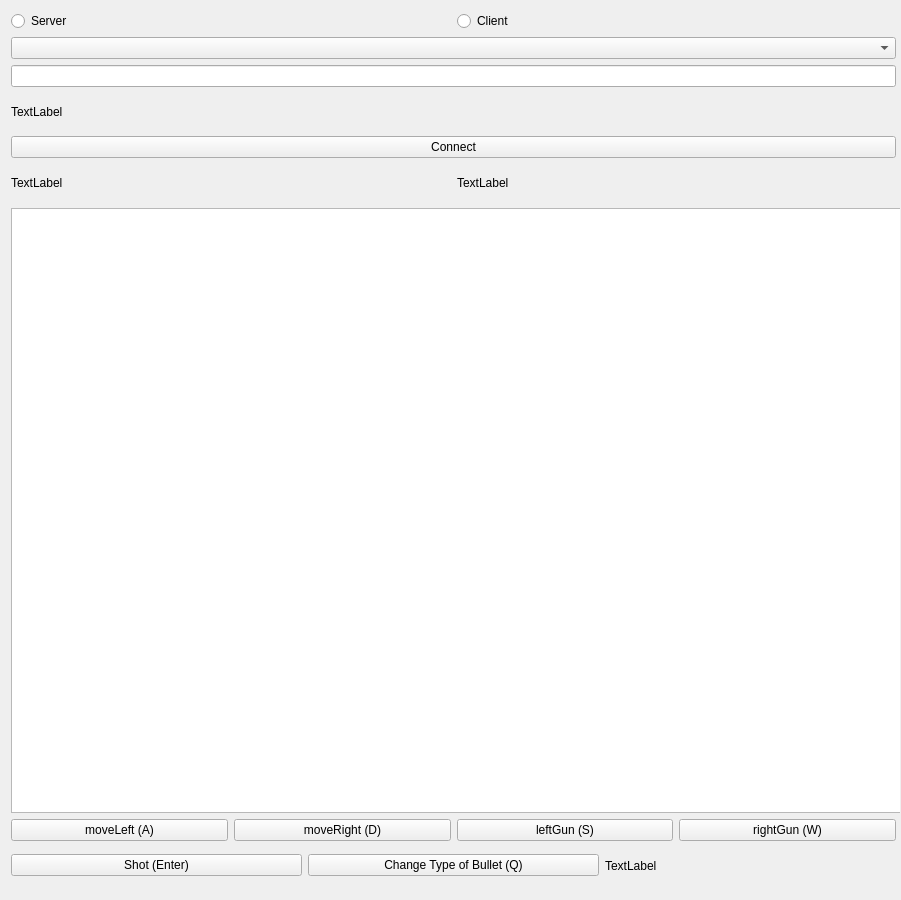
First picture: the form in 3-semester/TanksGame/Tanks/mainwindow.ui, repository kbatoev/SpbSU-Homeworks, before the edit.
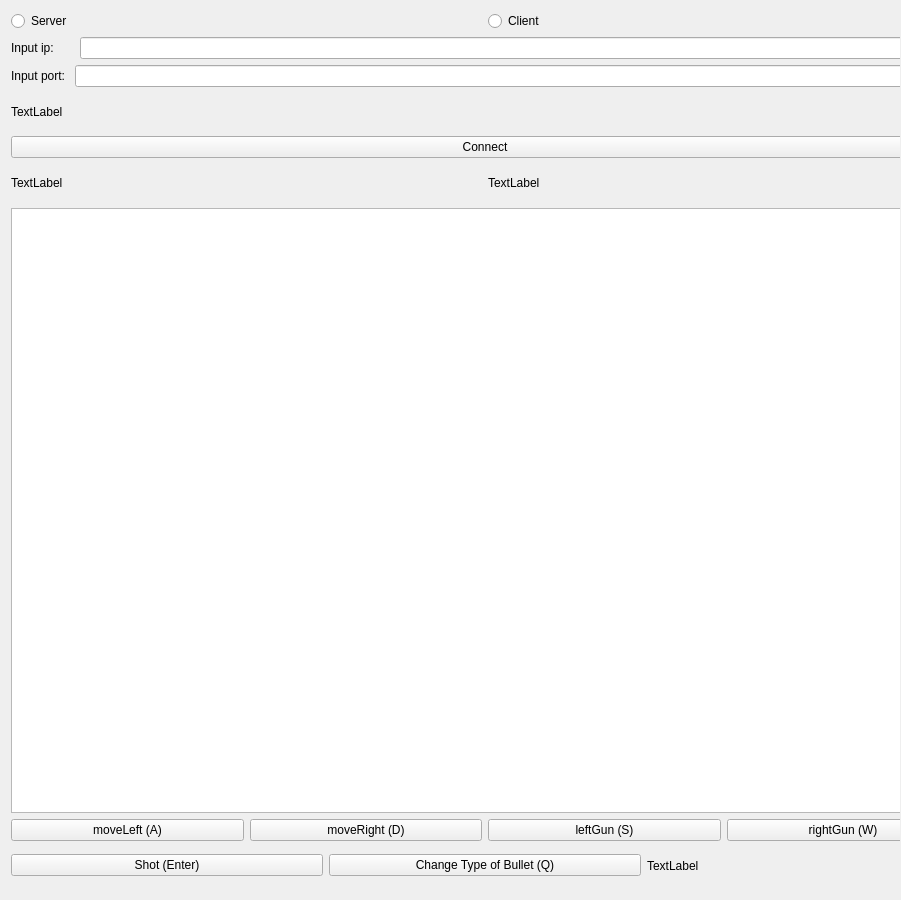
Second picture: the form after the edit.

Commit message: Changed UI. Now you can input any IP

Patch:
```diff
--- a/3-semester/TanksGame/Tanks/mainwindow.ui
+++ b/3-semester/TanksGame/Tanks/mainwindow.ui
@@ -31,14 +31,11 @@
      <rect>
       <x>0</x>
       <y>0</y>
-      <width>907</width>
+      <width>970</width>
       <height>895</height>
      </rect>
     </property>
     <layout class="QGridLayout" name="gridLayout">
-     <item row="2" column="0">
-      <widget class="QLineEdit" name="portLineEdit"/>
-     </item>
      <item row="4" column="0">
       <widget class="QPushButton" name="connectButton">
        <property name="text">
@@ -94,9 +91,6 @@
        </property>
       </widget>
      </item>
-     <item row="1" column="0">
-      <widget class="QComboBox" name="comboBox"/>
-     </item>
      <item row="0" column="0">
       <layout class="QHBoxLayout" name="inputLayout">
        <item>
@@ -122,6 +116,20 @@
        </property>
       </widget>
      </item>
+     <item row="1" column="0">
+      <layout class="QHBoxLayout" name="horizontalLayout_4">
+       <item>
+        <widget class="QLabel" name="ipLabel">
+         <property name="text">
+          <string>Input ip:      </string>
+         </property>
+        </widget>
+       </item>
+       <item>
+        <widget class="QLineEdit" name="ipLineEdit"/>
+       </item>
+      </layout>
+     </item>
      <item row="8" column="0">
       <layout class="QHBoxLayout" name="horizontalLayout_3">
        <item>
@@ -165,6 +173,20 @@
        </item>
       </layout>
      </item>
+     <item row="2" column="0">
+      <layout class="QHBoxLayout" name="horizontalLayout_6">
+       <item>
+        <widget class="QLabel" name="portLabel">
+         <property name="text">
+          <string>Input port: </string>
+         </property>
+        </widget>
+       </item>
+       <item>
+        <widget class="QLineEdit" name="portLineEdit"/>
+       </item>
+      </layout>
+     </item>
     </layout>
    </widget>
   </widget>
```
The commit also changes 3 other files.
